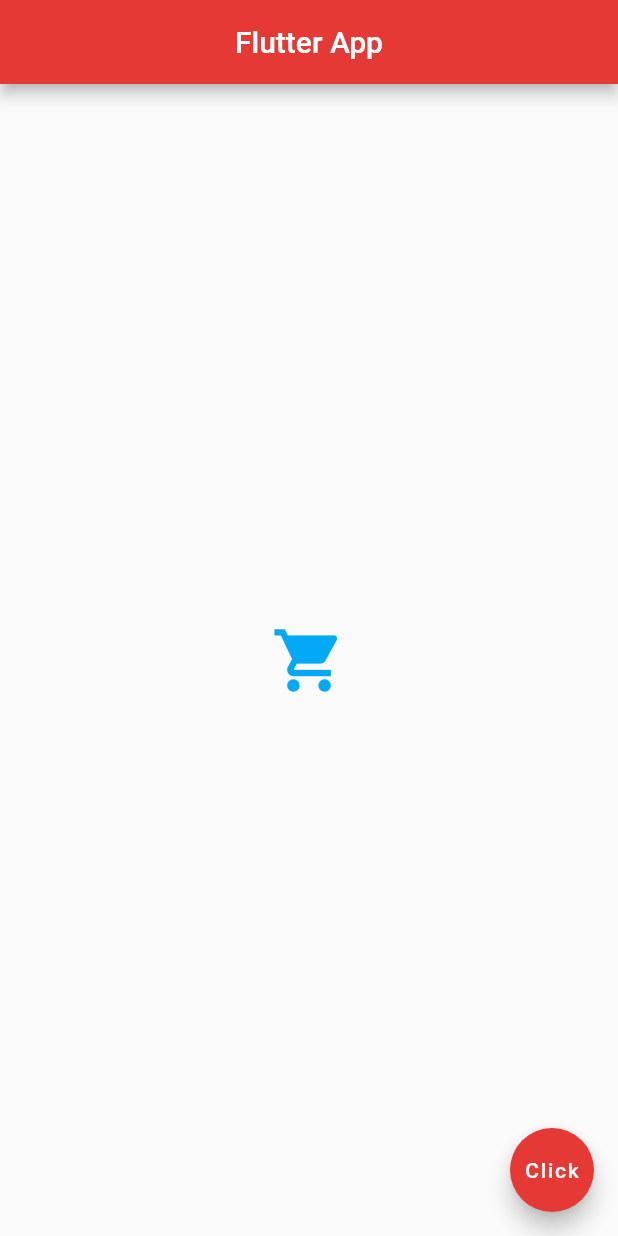
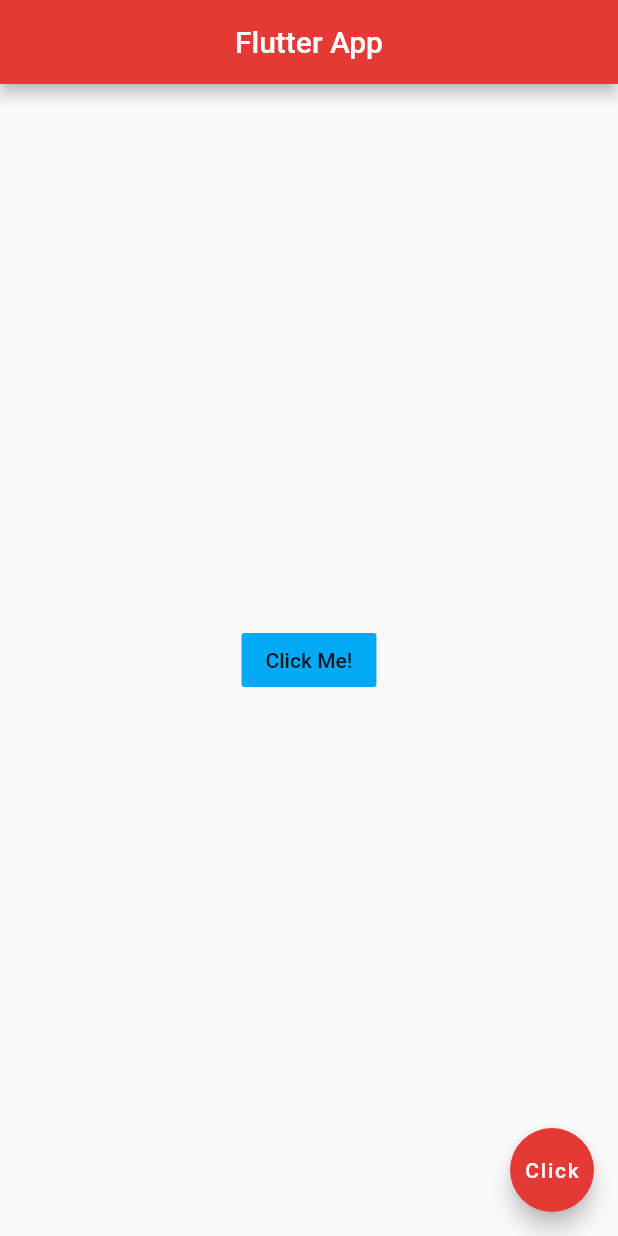
Before and after one commit to dwikiar/first_flutter_app, a Flutter app: the screen it shows after launch, on a phone screen of 412 x 824 dp. Run offline on Flutter 3.47's test engine with Material 2 defaults, Android fonts, the phone set to English and light mode, and no system bars.

Commit message:
Seven Commit Flat & Raised Button

```diff
--- a/lib/main.dart
+++ b/lib/main.dart
@@ -16,11 +16,13 @@ class Home extends StatelessWidget {
         backgroundColor: Colors.red[600],
       ),
       body: Center(
-        child: Icon(
-          Icons.shopping_cart,
+        child: FlatButton(
+          onPressed: () {
+            print("Button clicked");
+          },
+          child: Text("Click Me!"),
           color: Colors.lightBlue,
-          size: 50.0,
-        )
+        ),
       ),
       floatingActionButton: FloatingActionButton(
         onPressed: () {},
```
